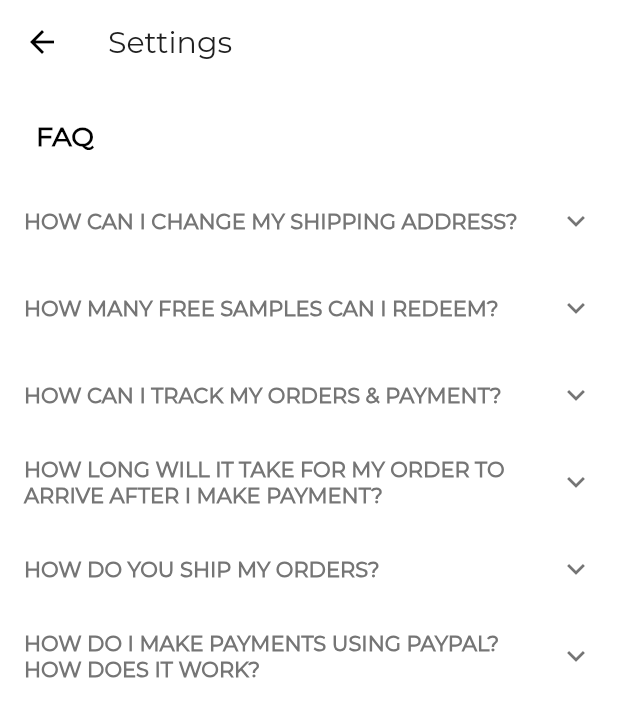
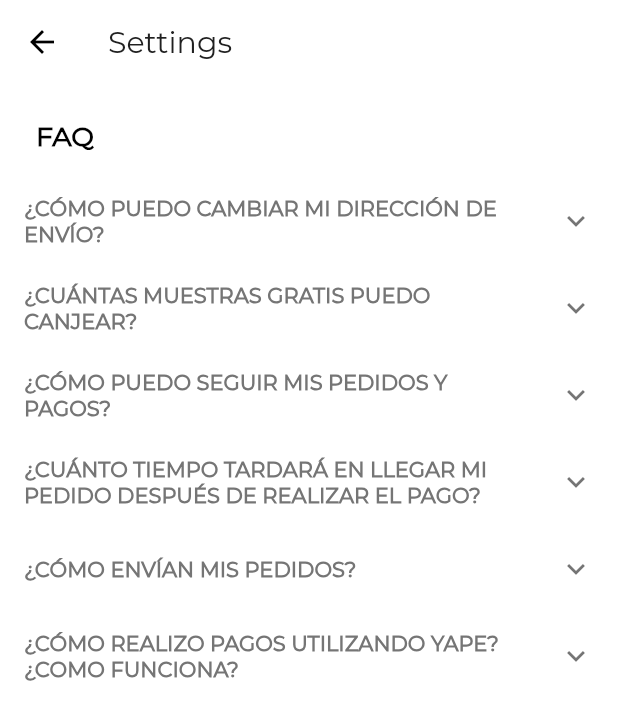
Before and after one commit to IngNex/flutter-practice-delivery, a Flutter app: the FaqPage screen opened directly, on a phone screen of 412 x 824 dp. Shown: the top 720 px of the screen. Run offline on Flutter 3.47's test engine with Material 2 defaults, Android fonts, the phone set to English and light mode, and no system bars; our stand-ins replace card_swiper, country_code_picker, flutter_rating_bar, flutter_svg, numberpicker, pin_code_text_field; missing offline and left inert: rubber.

```diff
--- a/lib/screens/faq_page.dart
+++ b/lib/screens/faq_page.dart
@@ -10,28 +10,28 @@ class FaqPage extends StatefulWidget {
 class _FaqPageState extends State<FaqPage> {
   List<Panel> panels = [
     Panel(
-        'HOW CAN I CHANGE MY SHIPPING ADDRESS?',
-        'By default, the last used shipping address will be saved intoto your Sample Store account. When you are checkingout your order, the default shipping address will be displayedand you have the option to amend it if you need to.',
+        '¿CÓMO PUEDO CAMBIAR MI DIRECCIÓN DE ENVÍO?',
+        'De manera predeterminada, la última dirección de envío utilizada se guardará en su cuenta de la Tienda de muestra. Cuando esté pagando su pedido, se mostrará la dirección de envío predeterminada y tiene la opción de modificarla si es necesario.',
         false),
     Panel(
-        'HOW MANY FREE SAMPLES CAN I REDEEM?',
-        'Due to the limited quantity, each member`s account is only entitled to 1 unique free sample. You can check out up to 4 free samples in each checkout.',
+        '¿CUÁNTAS MUESTRAS GRATIS PUEDO CANJEAR?',
+        'Debido a la cantidad limitada, la cuenta de cada miembro solo tiene derecho a 1 muestra gratuita única. Puede consultar hasta 4 muestras gratuitas en cada pago.',
         false),
     Panel(
-        'HOW CAN I TRACK MY ORDERS & PAYMENT?',
-        'By default, the last used shipping address will be saved intoto your Sample Store account. When you are checkingout your order, the default shipping address will be displayedand you have the option to amend it if you need to.',
+        '¿CÓMO PUEDO SEGUIR MIS PEDIDOS Y PAGOS?',
+        'De forma predeterminada, la última dirección de envío utilizada se guardará en su cuenta de la Tienda de muestras. Cuando esté pagando su pedido, se mostrará la dirección de envío predeterminada y tendrá la opción de modificarla si es necesario.',
         false),
     Panel(
-        'HOW LONG WILL IT TAKE FOR MY ORDER TO ARRIVE AFTER I MAKE PAYMENT?',
-        'By default, the last used shipping address will be saved intoto your Sample Store account. When you are checkingout your order, the default shipping address will be displayedand you have the option to amend it if you need to.',
+        '¿CUÁNTO TIEMPO TARDARÁ EN LLEGAR MI PEDIDO DESPUÉS DE REALIZAR EL PAGO?',
+        'De manera predeterminada, la última dirección de envío utilizada se guardará en su cuenta de la Tienda de muestra. Cuando esté pagando su pedido, se mostrará la dirección de envío predeterminada y tiene la opción de modificarla si es necesario.',
         false),
     Panel(
-        'HOW DO YOU SHIP MY ORDERS?',
-        'By default, the last used shipping address will be saved intoto your Sample Store account. When you are checkingout your order, the default shipping address will be displayedand you have the option to amend it if you need to.',
+        '¿CÓMO ENVÍAN MIS PEDIDOS?',
+        'De manera predeterminada, la última dirección de envío utilizada se guardará en su cuenta de la Tienda de muestra. Cuando esté pagando su pedido, se mostrará la dirección de envío predeterminada y tiene la opción de modificarla si es necesario.',
         false),
     Panel(
-        'HOW DO I MAKE PAYMENTS USING PAYPAL? HOW DOES IT WORK?',
-        'By default, the last used shipping address will be saved intoto your Sample Store account. When you are checkingout your order, the default shipping address will be displayedand you have the option to amend it if you need to.',
+        '¿CÓMO REALIZO PAGOS UTILIZANDO YAPE? ¿COMO FUNCIONA?',
+        'De manera predeterminada, la última dirección de envío utilizada se guardará en su cuenta de la Tienda de muestra. Cuando esté pagando su pedido, se mostrará la dirección de envío predeterminada y tiene la opción de modificarla si es necesario.',
         false)
   ];
 
@@ -58,7 +58,8 @@ class _FaqPageState extends State<FaqPage> {
           child: ListView(
             children: <Widget>[
               Padding(
-                  padding: const EdgeInsets.only(left:24.0,right:24.0,bottom: 16.0),
+                padding: const EdgeInsets.only(
+                    left: 24.0, right: 24.0, bottom: 16.0),
                 child: Text(
                   'FAQ',
                   style: TextStyle(
@@ -66,7 +67,9 @@ class _FaqPageState extends State<FaqPage> {
                       fontWeight: FontWeight.bold,
                       fontSize: 18.0),
                 ),
-                ),... panels.map((panel)=>ExpansionTile(
+              ),
+              ...panels
+                  .map((panel) => ExpansionTile(
                           title: Text(
                             panel.title,
                             style: TextStyle(
@@ -74,15 +77,15 @@ class _FaqPageState extends State<FaqPage> {
                                 fontWeight: FontWeight.bold,
                                 color: Colors.grey[600]),
                           ),
-
-                      children: [Container(
+                          children: [
+                            Container(
                                 padding: EdgeInsets.all(16.0),
                                 color: Color(0xffFAF1E2),
-                          child: Text(
-                              panel.content,
-                              style:
-                              TextStyle(color: Colors.grey, fontSize: 12)))])).toList(),
-
+                                child: Text(panel.content,
+                                    style: TextStyle(
+                                        color: Colors.grey, fontSize: 12)))
+                          ]))
+                  .toList(),
             ],
           ),
         ),
--- a/lib/screens/intro_page.dart
+++ b/lib/screens/intro_page.dart
@@ -179,7 +179,7 @@ class _IntroPageState extends State<IntroPage> {
                           opacity: pageIndex != 2 ? 1.0 : 0.0,
                           child: TextButton(
                             child: Text(
-                              'PASAR',
+                              'SALTAR',
                               style: TextStyle(
                                   color: Colors.black,
                                   fontWeight: FontWeight.bold,
```
Lines whose indentation alone changed are shown as unchanged.
